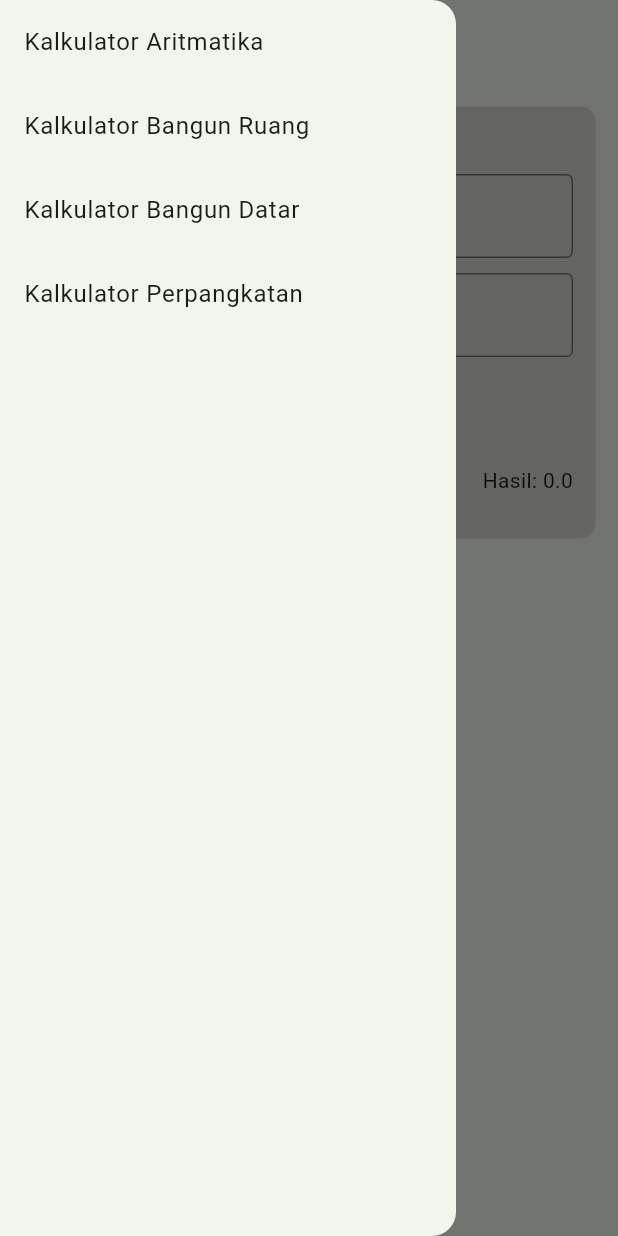
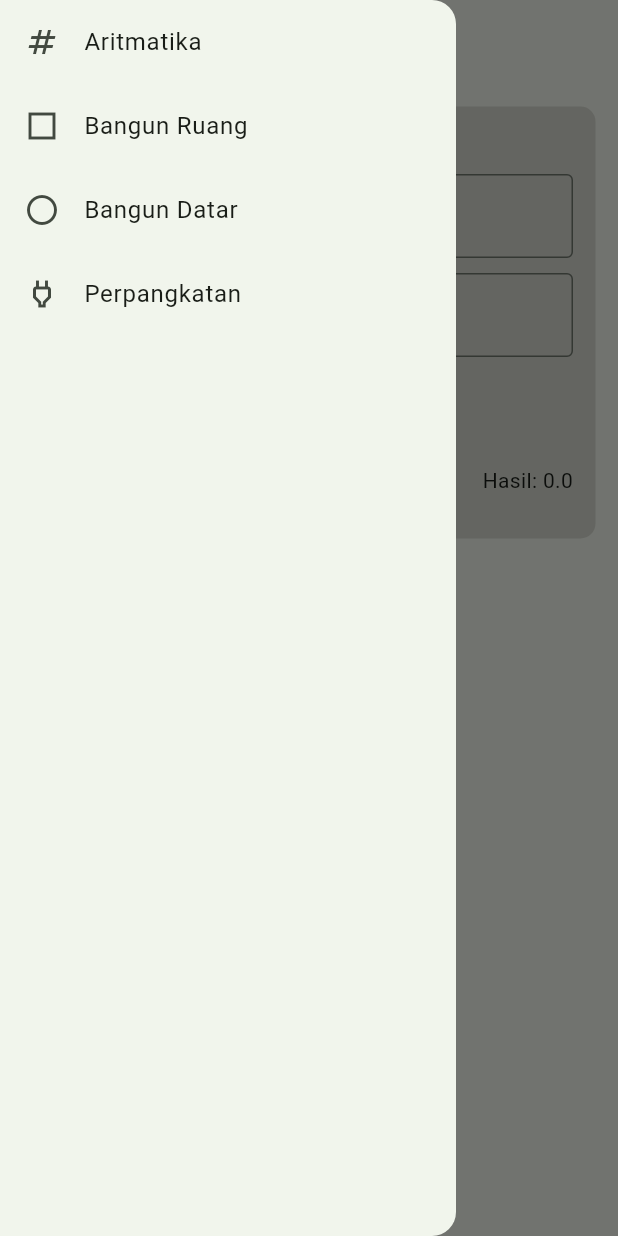
Before and after one commit to ahmadkasim12/bloc_kelompok_4, a Flutter app: the screen it shows after launch, with the side drawer open, on a phone screen of 412 x 824 dp. Run offline on Flutter 3.47's test engine with Material 3 defaults, Android fonts, the phone set to English and light mode, and no system bars; our stand-ins replace flutter_bloc.

Commit message:
random fixes 2

```diff
--- a/lib/DrawerModel/Adaptor.dart
+++ b/lib/DrawerModel/Adaptor.dart
@@ -9,6 +9,7 @@ class Adaptor extends StatelessWidget {
   @override
   Widget build(BuildContext context) {
     return ListTile(
+      leading: data.icon,
       title: Text(data.listName),
       onTap: data.onTap,
     );
--- a/lib/DrawerModel/DrawerItemList.dart
+++ b/lib/DrawerModel/DrawerItemList.dart
@@ -1,4 +1,4 @@
-import 'package:flutter/cupertino.dart';
+import 'package:flutter/material.dart';
 import 'ModelData.dart';
 
 class Draweritemlist {
@@ -8,29 +8,33 @@ class Draweritemlist {
 
   List<Modeldata> get itemList => [
     Modeldata(
+      icon: Icon(Icons.numbers),
       context,
-      listName: "Kalkulator Aritmatika",
+      listName: "Aritmatika",
       onTap: () {
         Navigator.pushNamed(context, '/arimatika');
       },
     ),
     Modeldata(
+      icon: Icon(Icons.square_outlined),
       context,
-      listName: "Kalkulator Bangun Ruang",
+      listName: "Bangun Ruang",
       onTap: () {
         Navigator.pushNamed(context, '/bangunruang');
       },
     ),
     Modeldata(
+      icon: Icon(Icons.circle_outlined),
       context,
-      listName: "Kalkulator Bangun Datar",
+      listName: "Bangun Datar",
       onTap: () {
         Navigator.pushNamed(context, '/bangundatar');
       },
     ),
     Modeldata(
+      icon: Icon(Icons.power_outlined),
       context,
-      listName: "Kalkulator Perpangkatan",
+      listName: "Perpangkatan",
       onTap: () {
         Navigator.pushNamed(context, '/perpangkatan');
       },
--- a/lib/DrawerModel/ModelData.dart
+++ b/lib/DrawerModel/ModelData.dart
@@ -1,11 +1,13 @@
 import 'dart:ui';
 
 import 'package:flutter/cupertino.dart';
+import 'package:flutter/material.dart';
 
 class Modeldata{
+  final Icon icon;
   final String listName;
   final BuildContext context;
   final VoidCallback onTap;
 
-  Modeldata(this.context, {required this.listName, required this.onTap});
+  Modeldata(this.context, {required this.icon, required this.listName, required this.onTap});
 }
--- a/lib/Screens/AritmatikaPage.dart
+++ b/lib/Screens/AritmatikaPage.dart
@@ -1,10 +1,9 @@
 import 'package:bloc_implementation_assignment/Widgets/GenericButton.dart';
 import 'package:bloc_implementation_assignment/Widgets/GenericTextField.dart';
-import 'package:bloc_implementation_assignment/bloc/bloc_aritmatika/operator.dart';
+import 'package:bloc_implementation_assignment/bloc/bloc_aritmatika/operator_bloc.dart';
 import 'package:flutter/material.dart';
 import 'package:flutter_bloc/flutter_bloc.dart';
-import '../bloc/bloc_aritmatika/input_bloc.dart';
-
+import '../bloc/bloc_aritmatika/input_event.dart';
 import '../Widgets/Drawer.dart';
 
 class Aritmatikapage extends StatelessWidget {
--- a/lib/Screens/Perpangkatan.dart
+++ b/lib/Screens/Perpangkatan.dart
@@ -4,7 +4,7 @@ import 'package:flutter_bloc/flutter_bloc.dart';
 import '../Widgets/Drawer.dart';
 import '../Widgets/GenericButton.dart';
 import '../Widgets/GenericTextField.dart';
-import '../bloc/bloc_aritmatika/input_bloc.dart';
+import '../bloc/bloc_aritmatika/input_event.dart';
 import '../bloc/bloc_perpangkatan/operator_perpangkatan.dart';
 
 class Perpangkatan extends StatelessWidget {
--- /dev/null
+++ b/lib/bloc/bloc_aritmatika/input_event.dart
@@ -0,0 +1,24 @@
+import 'package:flutter_bloc/flutter_bloc.dart';
+import 'operator_bloc.dart';
+
+abstract class InputEvent {}
+
+Operator aritmatika = Operator();
+
+class UpdateInputs extends InputEvent {
+  final double input1;
+  final double input2;
+
+  UpdateInputs(this.input1, this.input2);
+}
+
+class InputHolderBloc extends Bloc<InputEvent, Map<String, double>> {
+  InputHolderBloc() : super({"input1": 0, "input2": 0}) {
+    on<UpdateInputs>((event, emit) {
+      emit({
+        "input1": event.input1,
+        "input2": event.input2,
+      });
+    });
+  }
+}
--- a/lib/bloc/bloc_aritmatika/operator.dart
+++ /dev/null
@@ -1,23 +0,0 @@
-import 'package:flutter_bloc/flutter_bloc.dart';
-
-class Operator extends Bloc<Operator, int>{
-  Operator({this.init = 0}) : super(init);
-  int init;
-  void setIndex (int index){
-    emit(init = index);
-  }
-  void onChange(Change<int> change){
-    super.onChange(change);
-    print(change);
-  }
-}
-
-class operatorAritmatika {
-  List<String> operator = <String>[
-    'Perjumlahan',
-    'Pengurangan',
-    'Perkalian',
-    'Pembagian',
-    'Modulus'
-  ];
-}
--- a/lib/bloc/bloc_aritmatika/input_bloc.dart
+++ b/lib/bloc/bloc_aritmatika/operator_bloc.dart
@@ -1,26 +1,27 @@
 import 'package:flutter_bloc/flutter_bloc.dart';
-import 'operator.dart';
 
-abstract class InputEvent {}
+import '../bloc_bangun_ruang/input-ruang.dart';
 
-Operator aritmatika = Operator();
-
-class UpdateInputs extends InputEvent {
-  final double input1;
-  final double input2;
-
-  UpdateInputs(this.input1, this.input2);
+class Operator extends Bloc<Operator, int>{
+  Operator({this.init = 0}) : super(init);
+  int init;
+  void setIndex (int index){
+    emit(init = index);
+  }
+  void onChange(Change<int> change){
+    super.onChange(change);
+    print(change);
+  }
 }
 
-class InputHolderBloc extends Bloc<InputEvent, Map<String, double>> {
-  InputHolderBloc() : super({"input1": 0, "input2": 0}) {
-    on<UpdateInputs>((event, emit) {
-      emit({
-        "input1": event.input1,
-        "input2": event.input2,
-      });
-    });
-  }
+class operatorAritmatika {
+  List<String> operator = <String>[
+    'Perjumlahan',
+    'Pengurangan',
+    'Perkalian',
+    'Pembagian',
+    'Modulus'
+  ];
 }
 
 class InputOperation extends Bloc<InputEvent, double> {
--- a/lib/bloc/bloc_bangun_ruang/balok.dart
+++ b/lib/bloc/bloc_bangun_ruang/balok.dart
@@ -1,6 +1,6 @@
 import 'package:flutter_bloc/flutter_bloc.dart';
 
-import '../bloc_aritmatika/input_bloc.dart';
+import '../bloc_aritmatika/input_event.dart';
 
 class KalkulasiBalok extends Bloc<InputEvent, double> {
   KalkulasiBalok({this.operatorResult = 0}) : super(operatorResult);
--- a/lib/bloc/bloc_bangun_ruang/bola.dart
+++ b/lib/bloc/bloc_bangun_ruang/bola.dart
@@ -1,6 +1,6 @@
 import 'package:flutter_bloc/flutter_bloc.dart';
 
-import '../bloc_aritmatika/input_bloc.dart';
+import '../bloc_aritmatika/input_event.dart';
 
 class KalkulasiBola extends Bloc<InputEvent, double> {
   KalkulasiBola({this.operatorResult = 0}) : super(operatorResult);
--- a/lib/bloc/bloc_bangun_ruang/kubus.dart
+++ b/lib/bloc/bloc_bangun_ruang/kubus.dart
@@ -1,6 +1,6 @@
 import 'package:flutter_bloc/flutter_bloc.dart';
 
-import '../bloc_aritmatika/input_bloc.dart';
+import '../bloc_aritmatika/input_event.dart';
 
 class KalkulasiKubus extends Bloc<InputEvent, double> {
   KalkulasiKubus({this.operatorResult = 0}) : super(operatorResult);
--- a/lib/bloc/bloc_datar/lingkaran.dart
+++ b/lib/bloc/bloc_datar/lingkaran.dart
@@ -1,6 +1,6 @@
 import 'package:flutter_bloc/flutter_bloc.dart';
 
-import '../bloc_aritmatika/input_bloc.dart';
+import '../bloc_aritmatika/input_event.dart';
 import 'dart:math';
 
 class KalkulasiLingkaran extends Bloc<InputEvent, double> {
--- a/lib/bloc/bloc_datar/persegi_panjang.dart
+++ b/lib/bloc/bloc_datar/persegi_panjang.dart
@@ -1,6 +1,6 @@
 import 'package:flutter_bloc/flutter_bloc.dart';
 
-import '../bloc_aritmatika/input_bloc.dart';
+import '../bloc_aritmatika/input_event.dart';
 import 'dart:math';
 
 class KalkulasiPersegiPanjang extends Bloc<InputEvent, double> {
--- a/lib/bloc/bloc_datar/segitiga.dart
+++ b/lib/bloc/bloc_datar/segitiga.dart
@@ -1,6 +1,6 @@
 import 'package:flutter_bloc/flutter_bloc.dart';
 
-import '../bloc_aritmatika/input_bloc.dart';
+import '../bloc_aritmatika/input_event.dart';
 
 class KalkulasiSegitiga extends Bloc<InputEvent, double> {
   KalkulasiSegitiga({this.operatorResult = 0}) : super(operatorResult);
--- a/lib/bloc/bloc_perpangkatan/operator_perpangkatan.dart
+++ b/lib/bloc/bloc_perpangkatan/operator_perpangkatan.dart
@@ -1,5 +1,5 @@
 import 'dart:math';
-import 'package:bloc_implementation_assignment/bloc/bloc_aritmatika/input_bloc.dart';
+import 'package:bloc_implementation_assignment/bloc/bloc_aritmatika/input_event.dart';
 import 'package:flutter_bloc/flutter_bloc.dart';
 
 class PowOperation extends Bloc<InputEvent, double> {
--- a/lib/main.dart
+++ b/lib/main.dart
@@ -2,7 +2,7 @@ import 'package:bloc_implementation_assignment/Screens/AritmatikaPage.dart';
 import 'package:bloc_implementation_assignment/Screens/BangunDatarScreen.dart';
 import 'package:bloc_implementation_assignment/Screens/BangunRuangScreen.dart';
 import 'package:bloc_implementation_assignment/Screens/Perpangkatan.dart';
-import 'package:bloc_implementation_assignment/bloc/bloc_aritmatika/input_bloc.dart';
+import 'package:bloc_implementation_assignment/bloc/bloc_aritmatika/input_event.dart';
 import 'package:bloc_implementation_assignment/bloc/bloc_bangun_ruang/input-ruang.dart';
 import 'package:flutter/material.dart';
 import 'package:flutter_bloc/flutter_bloc.dart';
```
